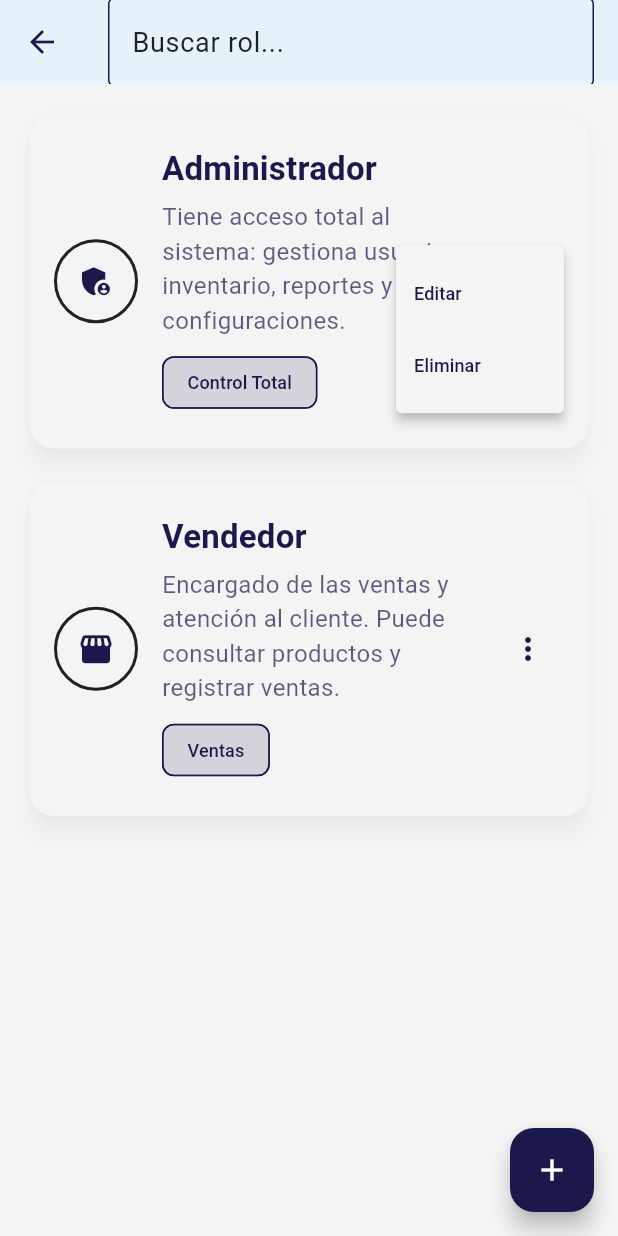
After one commit to Garyjnm/aplicacion_movil_farmacia_joshua, a Flutter app: the RolesScreen screen opened directly, after a tap on the "more vert" icon, on a phone screen of 412 x 824 dp. The commit adds this screen. Run offline on Flutter 3.47's test engine with Material 3 defaults, Android fonts, the phone set to English and light mode, and no system bars; Roboto replaces fonts that are missing (Segoe UI); project files that could hold a hidden picture were left out.

Commit message:
Editando Screens_roles

```diff
--- a/lib/main.dart
+++ b/lib/main.dart
@@ -70,7 +70,7 @@ class HomeScreen extends StatelessWidget {
           child: Column(
             crossAxisAlignment: CrossAxisAlignment.stretch,
             children: [
-              ElevatedButton(onPressed: () {}, child: Text("Botón Elevado",)),
+              ElevatedButton(onPressed: () {}, child: Text("Botón Elevado")),
               SizedBox(height: 10),
               TextField(
                 decoration: InputDecoration(
--- a/lib/sidebar_widget.dart
+++ b/lib/sidebar_widget.dart
@@ -1,4 +1,5 @@
 import 'package:flutter/material.dart';
+import 'ui/authentication/screens/roles_screens.dart'; // Asegúrate de importar tu pantalla de Roles
 
 class SidebarWidget extends StatelessWidget {
   const SidebarWidget({super.key});
@@ -13,7 +14,7 @@ class SidebarWidget extends StatelessWidget {
       child: ListView(
         padding: EdgeInsets.zero,
         children: [
-          //Header del side bar
+          // Header del sidebar
           DrawerHeader(
             margin: EdgeInsets.zero,
             decoration: BoxDecoration(color: colors.primaryContainer),
@@ -21,7 +22,6 @@ class SidebarWidget extends StatelessWidget {
               crossAxisAlignment: CrossAxisAlignment.start,
               children: [
                 const CircleAvatar(
-                  //avatar de prueba
                   radius: 30,
                   backgroundImage: AssetImage('assets/images/gary.jpg'),
                 ),
@@ -31,70 +31,113 @@ class SidebarWidget extends StatelessWidget {
               ],
             ),
           ),
-          //Elementos del sidebar
-          //Home
+          // Home
           ListTile(
             leading: Icon(Icons.home),
             title: Text("Home"),
+            onTap: () {
+              Navigator.pop(context); // Cierra el drawer
+            },
           ),
-          //Ventas
+          // Ventas
           ListTile(
             leading: Icon(Icons.receipt_long),
             title: Text("Ventas"),
+            onTap: () {
+              Navigator.pop(context);
+            },
           ),
-          //Compras
+          // Compras
           ListTile(
             leading: Icon(Icons.shopping_cart),
             title: Text("Compras"),
+            onTap: () {
+              Navigator.pop(context);
+            },
           ),
-          //Inventario
+          // Inventario
           ExpansionTile(
             collapsedBackgroundColor: colors.primary,
-            iconColor: colors.onPrimary, //Color del icono de la derecha cuando esta expandido
+            iconColor: colors.onPrimary,
             leading: Icon(Icons.inventory),
             title: Text("Inventario"),
-            childrenPadding: EdgeInsets.only(left: 10),
+            childrenPadding: const EdgeInsets.only(left: 10),
             children: [
               ListTile(
                 leading: Icon(Icons.shopping_bag),
                 title: Text("Productos"),
+                onTap: () {
+                  Navigator.pop(context);
+                },
               ),
               ListTile(
                 leading: Icon(Icons.category),
                 title: Text("Categorias"),
+                onTap: () {
+                  Navigator.pop(context);
+                },
               ),
               ListTile(
                 leading: Icon(Icons.local_shipping),
                 title: Text("Proveedores"),
+                onTap: () {
+                  Navigator.pop(context);
+                },
               ),
               ListTile(
                 leading: Icon(Icons.assignment_ind),
                 title: Text("Roles"),
+                onTap: () {
+                  Navigator.pop(context); // Cierra el drawer
+                  Navigator.push(
+                    context,
+                    MaterialPageRoute(
+                      builder: (context) => const RolesScreen(),
+                    ),
+                  );
+                },
               ),
             ],
           ),
-          //Clientes
+          // Clientes
           ListTile(
             leading: Icon(Icons.list),
             title: Text("Clientes"),
+            onTap: () {
+              Navigator.pop(context);
+            },
           ),
+          // Usuarios
           ListTile(
             leading: Icon(Icons.people),
             title: Text("Usuarios"),
+            onTap: () {
+              Navigator.pop(context);
+            },
           ),
-          //Configuracion
+          // Configuración
           ListTile(
             leading: Icon(Icons.settings),
             title: Text("Configuracion"),
+            onTap: () {
+              Navigator.pop(context);
+            },
           ),
+          // Soporte
           ListTile(
             leading: Icon(Icons.help),
             title: Text("Soporte"),
+            onTap: () {
+              Navigator.pop(context);
+            },
           ),
-          //Cerrar sesion
+          // Cerrar sesión
           ListTile(
             leading: Icon(Icons.logout),
             title: Text("Cerrar Sesion"),
+            onTap: () {
+              Navigator.pop(context);
+            },
           ),
         ],
       ),
--- /dev/null
+++ b/lib/ui/authentication/screens/roles_screens.dart
@@ -0,0 +1,195 @@
+import 'package:flutter/material.dart';
+
+class RolesScreen extends StatefulWidget {
+  const RolesScreen({super.key});
+
+  @override
+  State<RolesScreen> createState() => _RolesScreenState();
+}
+
+class _RolesScreenState extends State<RolesScreen> {
+  final TextEditingController _searchController = TextEditingController();
+
+  final List<Map<String, String>> _roles = [
+    {
+      "nombre": "Administrador",
+      "descripcion":
+          "Tiene acceso total al sistema: gestiona usuarios, inventario, reportes y configuraciones.",
+      "permiso": "Control Total",
+    },
+    {
+      "nombre": "Vendedor",
+      "descripcion":
+          "Encargado de las ventas y atención al cliente. Puede consultar productos y registrar ventas.",
+      "permiso": "Ventas",
+    },
+  ];
+
+  String _searchQuery = "";
+
+  @override
+  Widget build(BuildContext context) {
+    final colors = Theme.of(context).colorScheme;
+    final fonts = Theme.of(context).textTheme;
+
+    // Filtrar roles según la búsqueda
+    final filteredRoles = _roles
+        .where(
+          (rol) =>
+              rol["nombre"]!.toLowerCase().contains(_searchQuery.toLowerCase()),
+        )
+        .toList();
+
+    return Scaffold(
+      appBar: AppBar(
+        backgroundColor: colors.primary,
+        title: TextField(
+          controller: _searchController,
+          decoration: const InputDecoration(
+            hintText: "Buscar rol...",
+            border: InputBorder.none,
+            hintStyle: TextStyle(color: Colors.black87),
+          ),
+          style: const TextStyle(color: Colors.black87),
+          cursorColor: Colors.black87,
+          onChanged: (value) {
+            setState(() {
+              _searchQuery = value;
+            });
+          },
+        ),
+        centerTitle: true,
+        elevation: 4,
+      ),
+      body: Padding(
+        padding: const EdgeInsets.all(16.0),
+        child: filteredRoles.isEmpty
+            ? Center(
+                child: Text(
+                  "No se encontraron roles",
+                  style: fonts.bodyLarge?.copyWith(
+                    color: colors.onSurface.withOpacity(0.6),
+                  ),
+                ),
+              )
+            : ListView.separated(
+                itemCount: filteredRoles.length,
+                separatorBuilder: (context, index) =>
+                    const SizedBox(height: 14),
+                itemBuilder: (context, index) {
+                  final rol = filteredRoles[index];
+
+                  return AnimatedContainer(
+                    duration: const Duration(milliseconds: 300),
+                    curve: Curves.easeInOut,
+                    child: Card(
+                      elevation: 6,
+                      shape: RoundedRectangleBorder(
+                        borderRadius: BorderRadius.circular(16),
+                      ),
+                      shadowColor: colors.primary.withOpacity(0.3),
+                      child: ListTile(
+                        contentPadding: const EdgeInsets.symmetric(
+                          vertical: 12,
+                          horizontal: 16,
+                        ),
+                        leading: Container(
+                          padding: const EdgeInsets.all(3),
+                          decoration: BoxDecoration(
+                            shape: BoxShape.circle,
+                            border: Border.all(color: Colors.black87, width: 2),
+                          ),
+                          child: CircleAvatar(
+                            radius: 23,
+                            backgroundColor: colors.primary.withOpacity(0.1),
+                            child: Icon(
+                              rol["nombre"] == "Administrador"
+                                  ? Icons.admin_panel_settings
+                                  : Icons.storefront_rounded,
+                              color: colors.onSurface,
+                              size: 25,
+                            ),
+                          ),
+                        ),
+                        title: Text(
+                          rol["nombre"]!,
+                          style: fonts.titleMedium?.copyWith(
+                            fontWeight: FontWeight.bold,
+                            color: colors.onSurface,
+                          ),
+                        ),
+                        subtitle: Padding(
+                          padding: const EdgeInsets.only(top: 4.0),
+                          child: Column(
+                            crossAxisAlignment: CrossAxisAlignment.start,
+                            children: [
+                              Text(
+                                rol["descripcion"]!,
+                                style: fonts.bodyMedium?.copyWith(
+                                  color: colors.onSurface.withOpacity(0.7),
+                                ),
+                              ),
+                              const SizedBox(height: 6),
+                              Wrap(
+                                spacing: 6,
+                                children: [
+                                  Chip(
+                                    label: Text(rol["permiso"]!),
+                                    backgroundColor: colors.onSurface
+                                        .withOpacity(0.15),
+                                    labelStyle: TextStyle(
+                                      color: colors.onSurface,
+                                    ),
+                                  ),
+                                ],
+                              ),
+                            ],
+                          ),
+                        ),
+                        trailing: PopupMenuButton<String>(
+                          onSelected: (value) {
+                            if (value == "Editar") {
+                              ScaffoldMessenger.of(context).showSnackBar(
+                                SnackBar(
+                                  content: Text("Editar rol: ${rol["nombre"]}"),
+                                ),
+                              );
+                            } else if (value == "Eliminar") {
+                              ScaffoldMessenger.of(context).showSnackBar(
+                                SnackBar(
+                                  content: Text(
+                                    "Eliminar rol: ${rol["nombre"]}",
+                                  ),
+                                ),
+                              );
+                            }
+                          },
+                          itemBuilder: (context) => [
+                            const PopupMenuItem(
+                              value: "Editar",
+                              child: Text("Editar"),
+                            ),
+                            const PopupMenuItem(
+                              value: "Eliminar",
+                              child: Text("Eliminar"),
+                            ),
+                          ],
+                        ),
+                      ),
+                    ),
+                  );
+                },
+              ),
+      ),
+      floatingActionButton: FloatingActionButton(
+        backgroundColor: colors.onSurface,
+        onPressed: () {
+          ScaffoldMessenger.of(
+            context,
+          ).showSnackBar(const SnackBar(content: Text("Agregar un nuevo rol")));
+        },
+        child: const Icon(Icons.add, color: Colors.white),
+      ),
+    );
+  }
+}
```
